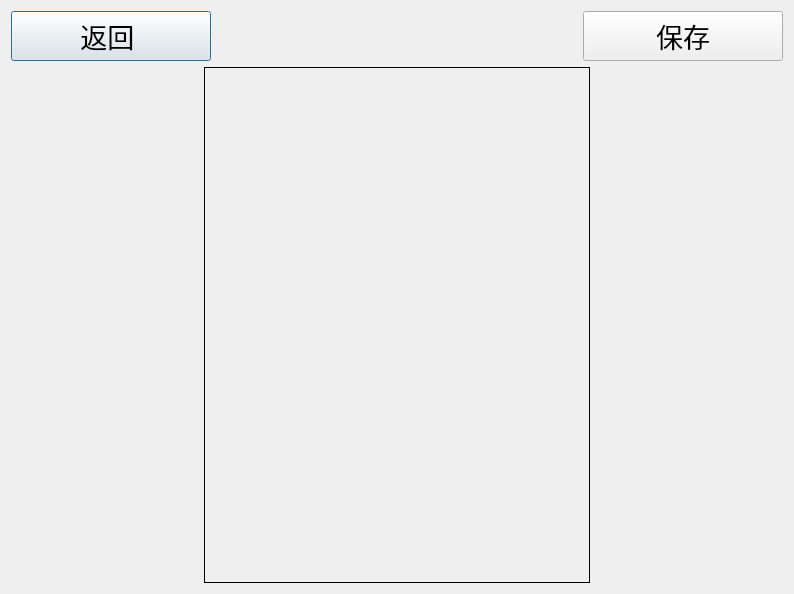
Old version of the form tx2_iris/capturephoto.ui in the repository iuytr09/tx2_iris.
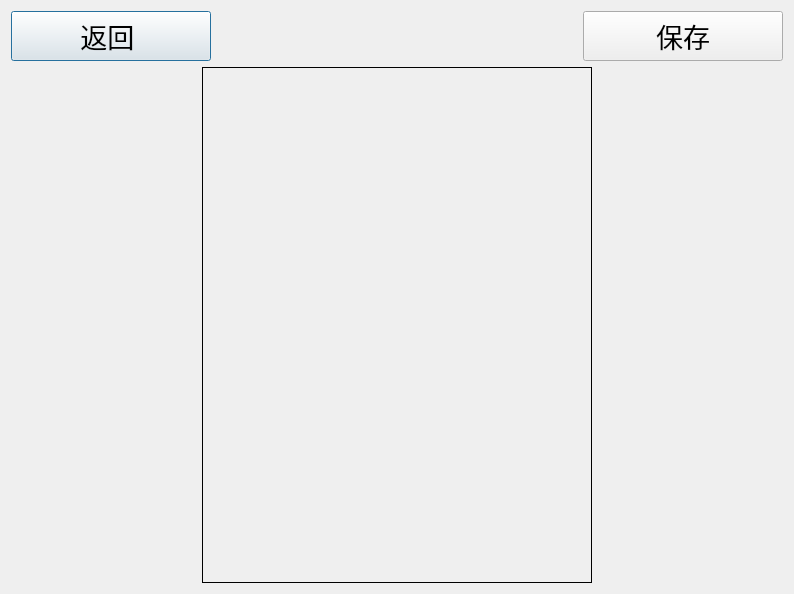
New version of the form. Icons and pictures are not drawn.

What changed in the file:
```diff
--- a/tx2_iris/capturephoto.ui
+++ b/tx2_iris/capturephoto.ui
@@ -102,12 +102,12 @@
       <enum>Qt::Horizontal</enum>
      </property>
      <property name="sizeType">
-      <enum>QSizePolicy::Fixed</enum>
+      <enum>QSizePolicy::Preferred</enum>
      </property>
      <property name="sizeHint" stdset="0">
       <size>
-       <width>187</width>
-       <height>20</height>
+       <width>0</width>
+       <height>0</height>
       </size>
      </property>
     </spacer>
@@ -137,12 +137,12 @@
       <enum>Qt::Horizontal</enum>
      </property>
      <property name="sizeType">
-      <enum>QSizePolicy::Fixed</enum>
+      <enum>QSizePolicy::Preferred</enum>
      </property>
      <property name="sizeHint" stdset="0">
       <size>
-       <width>187</width>
-       <height>20</height>
+       <width>0</width>
+       <height>0</height>
       </size>
      </property>
     </spacer>
```
